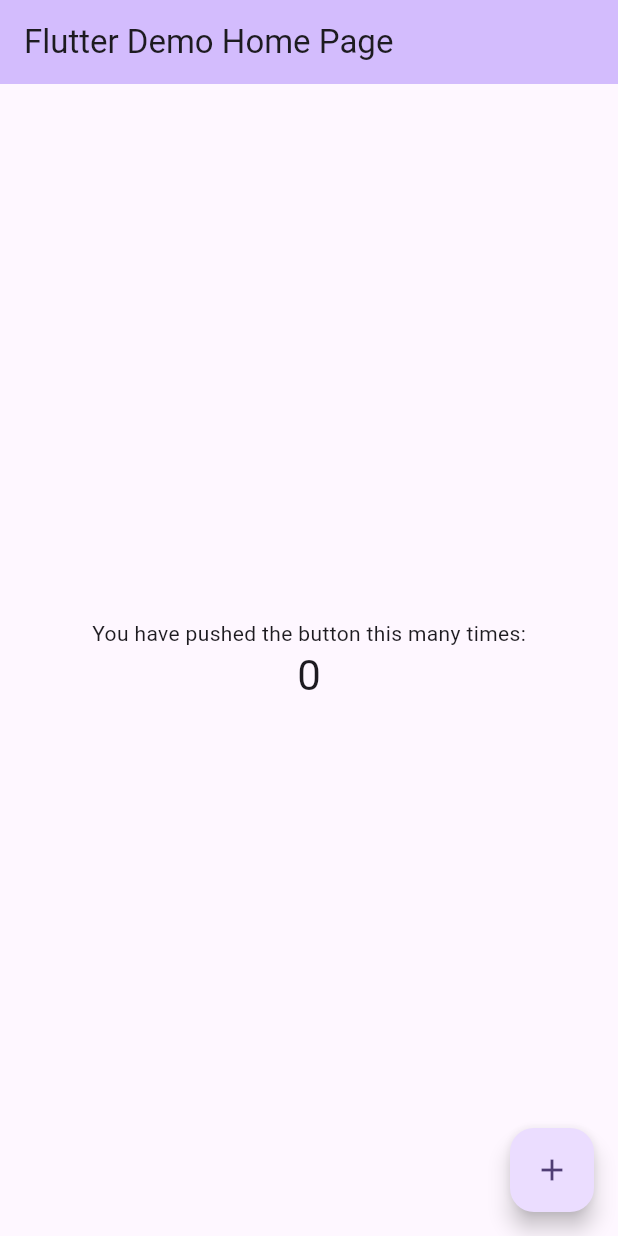
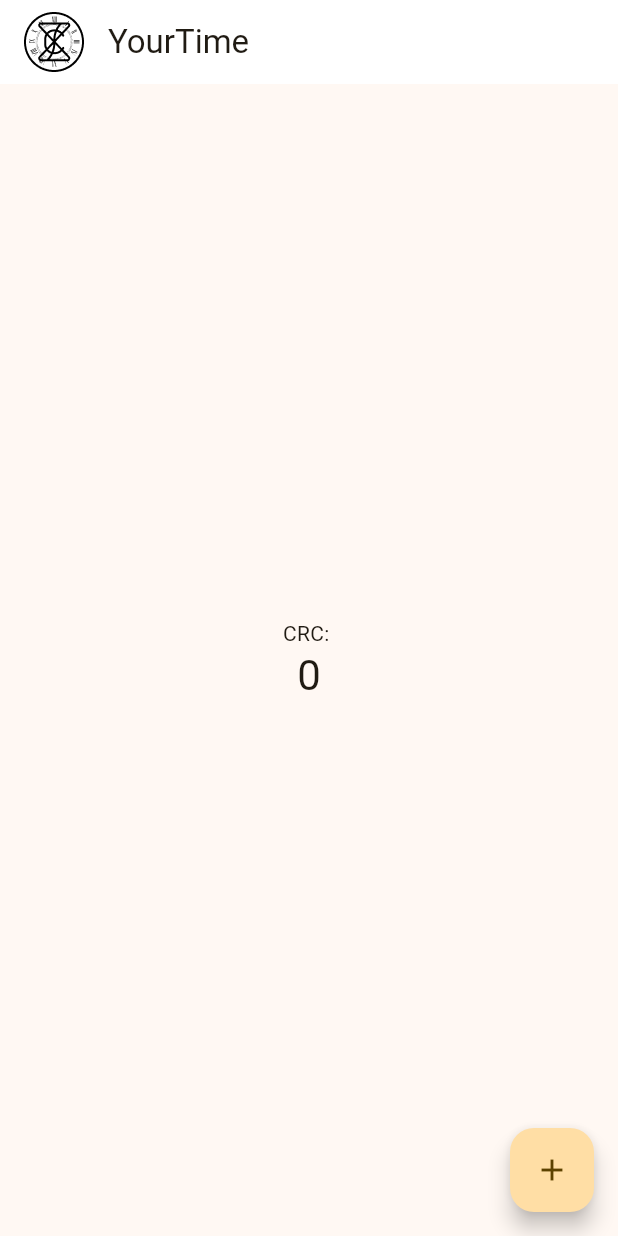
Before and after one commit to douglasarthurr/appYourTime, a Flutter app: the screen it shows after launch, on a phone screen of 412 x 824 dp. Run offline on Flutter 3.47's test engine with Material 2 defaults, Android fonts, the phone set to English and light mode, and no system bars.

Commit message:
iniciando a parada

```diff
--- a/lib/main.dart
+++ b/lib/main.dart
@@ -1,8 +1,11 @@
 import 'package:flutter/material.dart';
+import 'pixPage.dart';
 
 void main() {
   runApp(const MyApp());
 }
+
+
 
 class MyApp extends StatelessWidget {
   const MyApp({super.key});
@@ -11,27 +14,13 @@ class MyApp extends StatelessWidget {
   @override
   Widget build(BuildContext context) {
     return MaterialApp(
-      title: 'Flutter Demo',
+      title: 'Your time',
       theme: ThemeData(
-        // This is the theme of your application.
-        //
-        // TRY THIS: Try running your application with "flutter run". You'll see
-        // the application has a blue toolbar. Then, without quitting the app,
-        // try changing the seedColor in the colorScheme below to Colors.green
-        // and then invoke "hot reload" (save your changes or press the "hot
-        // reload" button in a Flutter-supported IDE, or press "r" if you used
-        // the command line to start the app).
-        //
-        // Notice that the counter didn't reset back to zero; the application
-        // state is not lost during the reload. To reset the state, use hot
-        // restart instead.
-        //
-        // This works for code too, not just values: Most code changes can be
-        // tested with just a hot reload.
-        colorScheme: ColorScheme.fromSeed(seedColor: Colors.deepPurple),
+
+        colorScheme: ColorScheme.fromSeed(seedColor: Color.fromARGB(255, 226, 171, 53)),
         useMaterial3: true,
       ),
-      home: const MyHomePage(title: 'Flutter Demo Home Page'),
+      home: const MyHomePage(title: 'YourTime'),
     );
   }
 }
@@ -59,54 +48,32 @@ class _MyHomePageState extends State<MyHomePage> {
 
   void _incrementCounter() {
     setState(() {
-      // This call to setState tells the Flutter framework that something has
-      // changed in this State, which causes it to rerun the build method below
-      // so that the display can reflect the updated values. If we changed
-      // _counter without calling setState(), then the build method would not be
-      // called again, and so nothing would appear to happen.
       _counter++;
     });
   }
 
   @override
   Widget build(BuildContext context) {
-    // This method is rerun every time setState is called, for instance as done
-    // by the _incrementCounter method above.
-    //
-    // The Flutter framework has been optimized to make rerunning build methods
-    // fast, so that you can just rebuild anything that needs updating rather
-    // than having to individually change instances of widgets.
+
     return Scaffold(
       appBar: AppBar(
-        // TRY THIS: Try changing the color here to a specific color (to
-        // Colors.amber, perhaps?) and trigger a hot reload to see the AppBar
-        // change color while the other colors stay the same.
-        backgroundColor: Theme.of(context).colorScheme.inversePrimary,
-        // Here we take the value from the MyHomePage object that was created by
-        // the App.build method, and use it to set our appbar title.
+
+        leading: Padding(
+          padding: EdgeInsets.only(left: 16.0),
+          child: Image.asset('assets/images/crc.png'),
+        ),
+        backgroundColor: Color.fromARGB(255, 255, 255, 255),
+
         title: Text(widget.title),
       ),
       body: Center(
-        // Center is a layout widget. It takes a single child and positions it
-        // in the middle of the parent.
+
         child: Column(
-          // Column is also a layout widget. It takes a list of children and
-          // arranges them vertically. By default, it sizes itself to fit its
-          // children horizontally, and tries to be as tall as its parent.
-          //
-          // Column has various properties to control how it sizes itself and
-          // how it positions its children. Here we use mainAxisAlignment to
-          // center the children vertically; the main axis here is the vertical
-          // axis because Columns are vertical (the cross axis would be
-          // horizontal).
-          //
-          // TRY THIS: Invoke "debug painting" (choose the "Toggle Debug Paint"
-          // action in the IDE, or press "p" in the console), to see the
-          // wireframe for each widget.
+
           mainAxisAlignment: MainAxisAlignment.center,
           children: <Widget>[
             const Text(
-              'You have pushed the button this many times:',
+              'CRC: ',
             ),
             Text(
               '$_counter',
@@ -119,7 +86,9 @@ class _MyHomePageState extends State<MyHomePage> {
         onPressed: _incrementCounter,
         tooltip: 'Increment',
         child: const Icon(Icons.add),
+
       ), // This trailing comma makes auto-formatting nicer for build methods.
     );
+
   }
 }
--- a/pubspec.yaml
+++ b/pubspec.yaml
@@ -31,7 +31,6 @@ dependencies:
   flutter:
     sdk: flutter
 
-
   # The following adds the Cupertino Icons font to your application.
   # Use with the CupertinoIcons class for iOS style icons.
   cupertino_icons: ^1.0.2
@@ -62,6 +61,9 @@ flutter:
   # assets:
   #   - images/a_dot_burr.jpeg
   #   - images/a_dot_ham.jpeg
+  assets:
+    - assets/images/crc.png
+
 
   # An image asset can refer to one or more resolution-specific "variants", see
   # https://flutter.dev/assets-and-images/#resolution-aware
```
Also changed, not shown: lib/pixPage.dart (added, +21 -0 lines), assets/images/crc.png (added).
